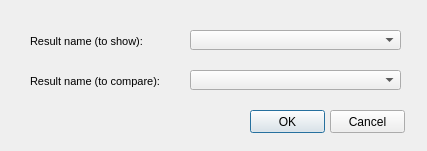
This is ui/epa_result_compare_selector.ui in Giswater/giswater_qgis_plugin as Qt 5 draws it before an edit. The edited form follows.
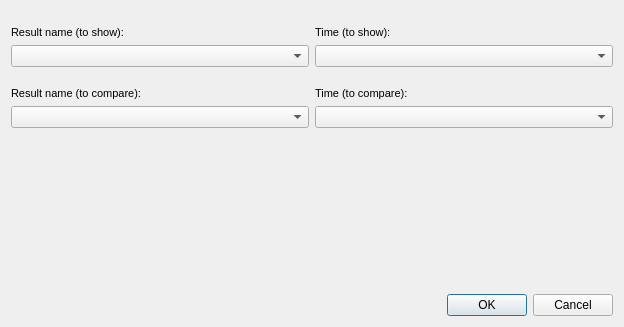
This is the edited form.

Patch:
```diff
--- a/ui/epa_result_compare_selector.ui
+++ b/ui/epa_result_compare_selector.ui
@@ -6,60 +6,37 @@
    <rect>
     <x>0</x>
     <y>0</y>
-    <width>427</width>
-    <height>151</height>
+    <width>624</width>
+    <height>327</height>
    </rect>
   </property>
   <property name="windowTitle">
    <string>Result compare selector</string>
   </property>
-  <widget class="QPushButton" name="btn_accept">
-   <property name="geometry">
-    <rect>
-     <x>250</x>
-     <y>110</y>
-     <width>75</width>
-     <height>23</height>
-    </rect>
-   </property>
-   <property name="text">
-    <string>OK</string>
-   </property>
-  </widget>
-  <widget class="QPushButton" name="btn_cancel">
-   <property name="geometry">
-    <rect>
-     <x>330</x>
-     <y>110</y>
-     <width>75</width>
-     <height>23</height>
-    </rect>
-   </property>
-   <property name="text">
-    <string>Cancel</string>
-   </property>
-  </widget>
-  <widget class="QComboBox" name="rpt_selector_result_id">
-   <property name="geometry">
-    <rect>
-     <x>190</x>
-     <y>30</y>
-     <width>211</width>
-     <height>20</height>
-    </rect>
-   </property>
-   <property name="frame">
-    <bool>true</bool>
-   </property>
-  </widget>
+  <layout class="QVBoxLayout" name="verticalLayout">
+   <item>
+    <layout class="QHBoxLayout" name="horizontalLayout_2">
+     <property name="topMargin">
+      <number>15</number>
+     </property>
+     <property name="bottomMargin">
+      <number>7</number>
+     </property>
+     <item>
+      <layout class="QVBoxLayout" name="verticalLayout_2">
+       <item>
   <widget class="QLabel" name="label_result_name_to_show">
-   <property name="geometry">
-    <rect>
-     <x>30</x>
-     <y>30</y>
-     <width>141</width>
-     <height>22</height>
-    </rect>
+         <property name="minimumSize">
+          <size>
+           <width>140</width>
+           <height>0</height>
+          </size>
+         </property>
+         <property name="maximumSize">
+          <size>
+           <width>140</width>
+           <height>16777215</height>
+          </size>
    </property>
    <property name="font">
     <font>
@@ -79,27 +56,85 @@
     <number>3</number>
    </property>
   </widget>
-  <widget class="QComboBox" name="rpt_selector_compare_id">
-   <property name="geometry">
-    <rect>
-     <x>190</x>
-     <y>70</y>
-     <width>211</width>
-     <height>20</height>
-    </rect>
-   </property>
+       </item>
+       <item>
+        <widget class="QComboBox" name="rpt_selector_result_id">
+         <property name="frame">
+          <bool>true</bool>
+         </property>
+        </widget>
+       </item>
+      </layout>
+     </item>
+     <item>
+      <layout class="QVBoxLayout" name="verticalLayout_3">
+       <item>
+        <widget class="QLabel" name="label_result_name_to_show_2">
+         <property name="minimumSize">
+          <size>
+           <width>120</width>
+           <height>0</height>
+          </size>
+         </property>
+         <property name="maximumSize">
+          <size>
+           <width>120</width>
+           <height>16777215</height>
+          </size>
+         </property>
+         <property name="font">
+          <font>
+           <pointsize>8</pointsize>
+          </font>
+         </property>
+         <property name="frameShape">
+          <enum>QFrame::NoFrame</enum>
+         </property>
+         <property name="frameShadow">
+          <enum>QFrame::Raised</enum>
+         </property>
+         <property name="text">
+          <string>Time (to show):</string>
+         </property>
+         <property name="margin">
+          <number>3</number>
+         </property>
+        </widget>
+       </item>
+       <item>
+        <widget class="QComboBox" name="cmb_time_to_show">
    <property name="frame">
     <bool>true</bool>
    </property>
   </widget>
+       </item>
+      </layout>
+     </item>
+    </layout>
+   </item>
+   <item>
+    <layout class="QHBoxLayout" name="horizontalLayout_3">
+     <property name="topMargin">
+      <number>7</number>
+     </property>
+     <property name="bottomMargin">
+      <number>15</number>
+     </property>
+     <item>
+      <layout class="QVBoxLayout" name="verticalLayout_5">
+       <item>
   <widget class="QLabel" name="label_result_name_to_compare">
-   <property name="geometry">
-    <rect>
-     <x>30</x>
-     <y>70</y>
-     <width>141</width>
-     <height>22</height>
-    </rect>
+         <property name="minimumSize">
+          <size>
+           <width>140</width>
+           <height>0</height>
+          </size>
+         </property>
+         <property name="maximumSize">
+          <size>
+           <width>140</width>
+           <height>16777215</height>
+          </size>
    </property>
    <property name="font">
     <font>
@@ -119,13 +154,108 @@
     <number>3</number>
    </property>
   </widget>
- </widget>
- <tabstops>
-  <tabstop>rpt_selector_result_id</tabstop>
-  <tabstop>rpt_selector_compare_id</tabstop>
-  <tabstop>btn_accept</tabstop>
-  <tabstop>btn_cancel</tabstop>
- </tabstops>
+       </item>
+       <item>
+        <widget class="QComboBox" name="rpt_selector_compare_id">
+         <property name="frame">
+          <bool>true</bool>
+         </property>
+        </widget>
+       </item>
+      </layout>
+     </item>
+     <item>
+      <layout class="QVBoxLayout" name="verticalLayout_6">
+       <item>
+        <widget class="QLabel" name="label_result_name_to_compare_2">
+         <property name="minimumSize">
+          <size>
+           <width>120</width>
+           <height>0</height>
+          </size>
+         </property>
+         <property name="maximumSize">
+          <size>
+           <width>120</width>
+           <height>16777215</height>
+          </size>
+         </property>
+         <property name="font">
+          <font>
+           <pointsize>8</pointsize>
+          </font>
+         </property>
+         <property name="frameShape">
+          <enum>QFrame::NoFrame</enum>
+         </property>
+         <property name="frameShadow">
+          <enum>QFrame::Raised</enum>
+         </property>
+         <property name="text">
+          <string>Time (to compare):</string>
+         </property>
+         <property name="margin">
+          <number>3</number>
+         </property>
+        </widget>
+       </item>
+       <item>
+        <widget class="QComboBox" name="cmb_time_to_compare">
+         <property name="frame">
+          <bool>true</bool>
+         </property>
+        </widget>
+       </item>
+      </layout>
+     </item>
+    </layout>
+   </item>
+   <item>
+    <spacer name="verticalSpacer">
+     <property name="orientation">
+      <enum>Qt::Vertical</enum>
+     </property>
+     <property name="sizeHint" stdset="0">
+      <size>
+       <width>20</width>
+       <height>40</height>
+      </size>
+     </property>
+    </spacer>
+   </item>
+   <item>
+    <layout class="QHBoxLayout" name="horizontalLayout_4">
+     <item>
+      <spacer name="horizontalSpacer">
+       <property name="orientation">
+        <enum>Qt::Horizontal</enum>
+       </property>
+       <property name="sizeHint" stdset="0">
+        <size>
+         <width>40</width>
+         <height>20</height>
+        </size>
+       </property>
+      </spacer>
+     </item>
+     <item>
+      <widget class="QPushButton" name="btn_accept">
+       <property name="text">
+        <string>OK</string>
+       </property>
+      </widget>
+     </item>
+     <item>
+      <widget class="QPushButton" name="btn_cancel">
+       <property name="text">
+        <string>Cancel</string>
+       </property>
+      </widget>
+     </item>
+    </layout>
+   </item>
+  </layout>
+ </widget>
  <resources/>
  <connections/>
 </ui>
```
Lines whose indentation alone changed are shown as unchanged.
